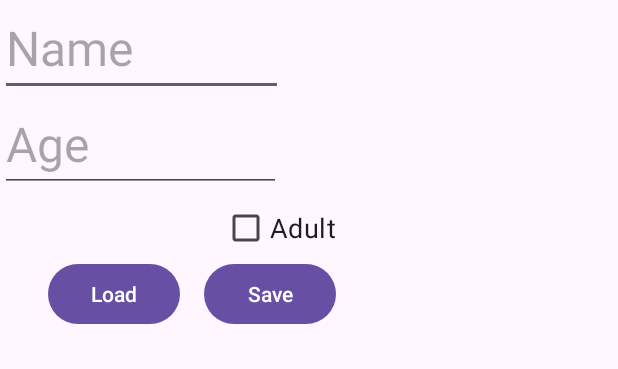
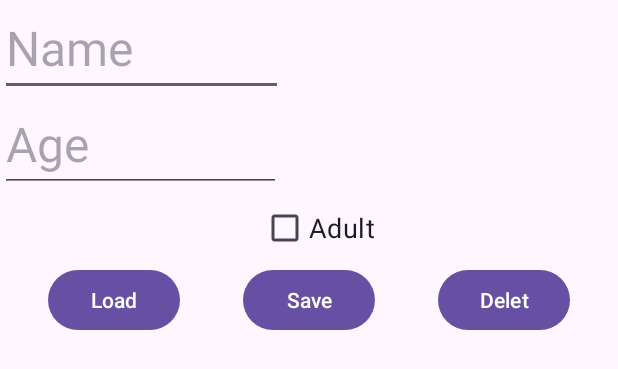
Before and after one commit to AidiTek/SharedPreferences, an Android app: the layout activity_main.xml on its own in the app's theme, with its tools: preview values and no code run, on a phone screen of 412 x 824 dp. Shown: the top 369 px of the screen. Run offline under Robolectric (Android 15) with nearby library versions, the phone set to English and light mode, and no system bars.

Commit message:
Add new button <Delete>

```diff
--- a/app/src/main/java/com/example/sharedpreferences/MainActivity.kt
+++ b/app/src/main/java/com/example/sharedpreferences/MainActivity.kt
@@ -56,5 +56,12 @@ class MainActivity : AppCompatActivity() {
             binding.checkBox.isChecked = isAdult
         }
 
+        binding.btnDelete.setOnClickListener {
+
+            binding.edAge.setText(null)
+            binding.edName.setText(null)
+            binding.checkBox.isChecked = false
+
+        }
     }
 }
--- a/app/src/main/res/layout/activity_main.xml
+++ b/app/src/main/res/layout/activity_main.xml
@@ -40,21 +40,29 @@
         android:id="@+id/btn_Load"
         android:layout_width="wrap_content"
         android:layout_height="wrap_content"
+        android:layout_marginLeft="32dp"
         android:text="Load"
-        android:layout_marginTop="44dp"
-        android:layout_marginLeft="32dp"
         app:layout_constraintStart_toStartOf="parent"
-        app:layout_constraintTop_toBottomOf="@+id/edAge" />
+        app:layout_constraintTop_toBottomOf="@+id/checkBox" />
 
     <Button
         android:id="@+id/btn_Save"
         android:layout_width="wrap_content"
         android:layout_height="wrap_content"
         android:text="Save"
-        android:layout_marginLeft="16dp"
-        android:layout_marginTop="44dp"
+        app:layout_constraintEnd_toStartOf="@+id/btn_delete"
         app:layout_constraintStart_toEndOf="@+id/btn_Load"
-        app:layout_constraintTop_toBottomOf="@+id/edAge" />
+        app:layout_constraintTop_toBottomOf="@+id/checkBox" />
+
+    <Button
+        android:id="@+id/btn_delete"
+        android:layout_width="wrap_content"
+        android:layout_height="wrap_content"
+        android:layout_marginRight="32dp"
+        android:text="Delet"
+        app:layout_constraintEnd_toEndOf="parent"
+        app:layout_constraintTop_toTopOf="@+id/btn_Save" />
+
 
 
 
```
